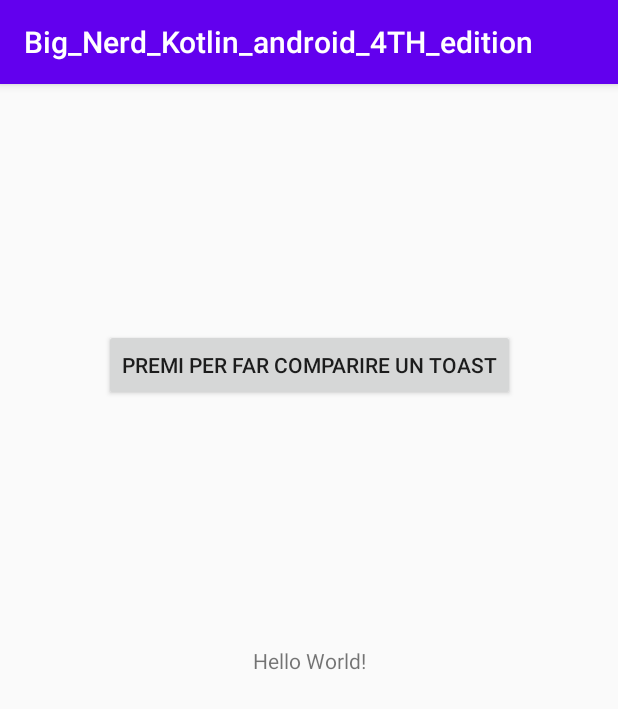
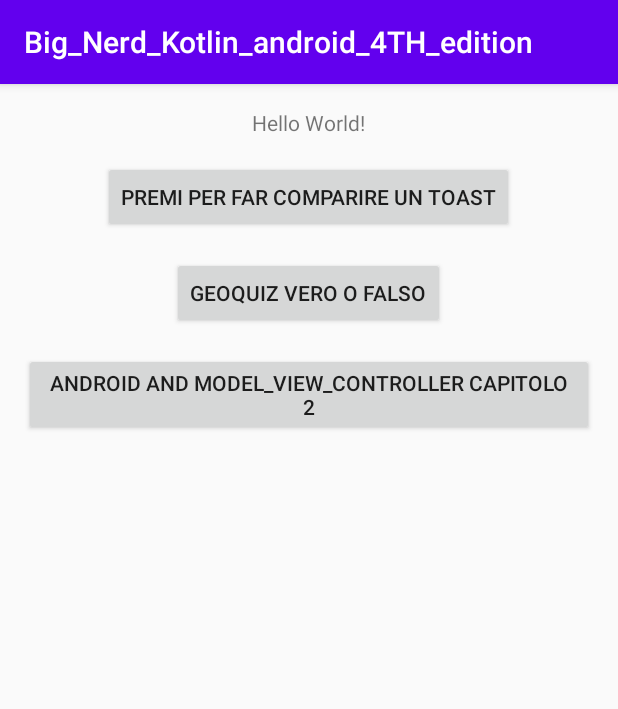
Before and after one commit to ciromelody/Big_Nerd_Kotlin_android_4TH_edition, an Android app: the screen it shows after launch (MainActivity), on a phone screen of 412 x 824 dp. Shown: the top 709 px of the screen. Run offline under Robolectric (Android 15) with nearby library versions, the phone set to English and light mode, and no system bars.

```diff
--- a/app/src/main/AndroidManifest.xml
+++ b/app/src/main/AndroidManifest.xml
@@ -9,6 +9,12 @@
         android:roundIcon="@mipmap/ic_launcher_round"
         android:supportsRtl="true"
         android:theme="@style/AppTheme">
+        <activity
+            android:label="Capitolo 2"
+            android:name=".Android_and_ModelView_Controller_capitolo_2"></activity>
+        <activity
+            android:label="Capitolo 1"
+            android:name=".Two_button_GeoQuiz" />
         <activity android:name=".MainActivity">
             <intent-filter>
                 <action android:name="android.intent.action.MAIN" />
--- a/app/src/main/java/org/altervista/ultimaprovaprimadi/ciromelody/big_nerd_kotlin_android_4th_edition/MainActivity.kt
+++ b/app/src/main/java/org/altervista/ultimaprovaprimadi/ciromelody/big_nerd_kotlin_android_4th_edition/MainActivity.kt
@@ -1,21 +1,34 @@
 package org.altervista.ultimaprovaprimadi.ciromelody.big_nerd_kotlin_android_4th_edition
 
-import android.app.ProgressDialog.show
+import android.content.Intent
 import androidx.appcompat.app.AppCompatActivity
 import android.os.Bundle
 import android.view.View
 import android.widget.Button
 import android.widget.Toast
-import kotlinx.android.synthetic.main.activity_main.*
 
 class MainActivity : AppCompatActivity() {
     private lateinit var toastButton: Button
+    private lateinit var quizButton: Button
+    private lateinit var capitolo2Button: Button
     override fun onCreate(savedInstanceState: Bundle?) {
         super.onCreate(savedInstanceState)
         setContentView(R.layout.activity_main)
+        capitolo2Button=findViewById(R.id.button_android_viewmodel)
         toastButton=findViewById(R.id.button_toast)
+        quizButton=findViewById(R.id.button_two_button)
         toastButton.setOnClickListener{view :
                                        View->Toast.makeText(this,
                                           "Toast:hai cliccato il bottone",Toast.LENGTH_LONG).show()}
+        quizButton.setOnClickListener {
+            val intent = Intent(this@MainActivity,Two_button_GeoQuiz::class.java)
+            intent.putExtra("Username","John Doe")
+            startActivity(intent) }
+        capitolo2Button.setOnClickListener {
+            val intent = Intent(this@MainActivity,Android_and_ModelView_Controller_capitolo_2::class.java)
+            var b = Bundle()
+            b.putBoolean("isActive", true)
+            intent.putExtras(b)
+            startActivity(intent) }
     }
 }
--- /dev/null
+++ b/app/src/main/java/org/altervista/ultimaprovaprimadi/ciromelody/big_nerd_kotlin_android_4th_edition/capitolo2/Question.kt
@@ -0,0 +1,5 @@
+package org.altervista.ultimaprovaprimadi.ciromelody.big_nerd_kotlin_android_4th_edition.capitolo2
+
+import androidx.annotation.StringRes
+
+data class Question (@StringRes val textResId:Int,val answer:Boolean)
--- a/app/src/main/res/layout/activity_main.xml
+++ b/app/src/main/res/layout/activity_main.xml
@@ -1,29 +1,48 @@
 <?xml version="1.0" encoding="utf-8"?>
-<androidx.constraintlayout.widget.ConstraintLayout xmlns:android="http://schemas.android.com/apk/res/android"
+<ScrollView
+    xmlns:android="http://schemas.android.com/apk/res/android"
     xmlns:app="http://schemas.android.com/apk/res-auto"
     xmlns:tools="http://schemas.android.com/tools"
     android:layout_width="match_parent"
     android:layout_height="match_parent"
     tools:context=".MainActivity">
-
+<LinearLayout
+    android:padding="16dp"
+    android:gravity="center"
+    android:layout_width="match_parent"
+    android:layout_height="wrap_content"
+    android:orientation="vertical">
     <TextView
         android:id="@+id/textView"
         android:layout_width="wrap_content"
         android:layout_height="wrap_content"
         android:text="Hello World!"
-        app:layout_constraintBottom_toBottomOf="parent"
-        app:layout_constraintLeft_toLeftOf="parent"
-        app:layout_constraintRight_toRightOf="parent"
-        app:layout_constraintTop_toTopOf="parent" />
+        android:layout_marginBottom="16dp"
+        />
 
     <Button
         android:id="@+id/button_toast"
         android:layout_width="wrap_content"
         android:layout_height="wrap_content"
         android:text="Premi per far comparire un Toast"
-        app:layout_constraintBottom_toTopOf="@+id/textView"
-        app:layout_constraintEnd_toEndOf="parent"
-        app:layout_constraintStart_toStartOf="parent"
-        app:layout_constraintTop_toTopOf="parent" />
+        android:layout_marginBottom="16dp"
 
-</androidx.constraintlayout.widget.ConstraintLayout>
+ />
+    <Button
+        android:id="@+id/button_two_button"
+        android:layout_width="wrap_content"
+        android:layout_height="wrap_content"
+        android:text="GeoQuiz vero o falso"
+         android:layout_marginBottom="16dp"
+
+        />
+    <Button
+        android:id="@+id/button_android_viewmodel"
+        android:layout_width="wrap_content"
+        android:layout_height="wrap_content"
+        android:text="@string/capitolo_2"
+        android:layout_marginBottom="16dp"
+
+        />
+</LinearLayout>
+</ScrollView>
--- a/app/src/main/res/values/strings.xml
+++ b/app/src/main/res/values/strings.xml
@@ -1,3 +1,9 @@
 <resources>
     <string name="app_name">Big_Nerd_Kotlin_android_4TH_edition</string>
+    <string name="question_text">Canberra è la capitale dell\'Australia</string>
+    <string name="true_button">Vero</string>
+    <string name="false_button">Falso</string>
+    <string name="correct_toast">corretto!</string>
+    <string name="incorrect_toast">Incorrect!</string>
+    <string name="capitolo_2">Android and Model_View_Controller Capitolo 2</string>
 </resources>
```
Also changed, not shown: app/src/main/java/org/altervista/ultimaprovaprimadi/ciromelody/big_nerd_kotlin_android_4th_edition/Android_and_ModelView_Controller_capitolo_2.kt (added, +17 -0 lines), app/src/main/java/org/altervista/ultimaprovaprimadi/ciromelody/big_nerd_kotlin_android_4th_edition/Two_button_GeoQuiz.kt (added, +40 -0 lines), app/src/main/java/org/altervista/ultimaprovaprimadi/ciromelody/big_nerd_kotlin_android_4th_edition/capitolo2/Utility.kt (added, +18 -0 lines), app/src/main/res/layout/activity_android_and__model_view__controller.xml (added, +40 -0 lines), app/src/main/res/layout/activity_two_button.xml (added, +40 -0 lines).
